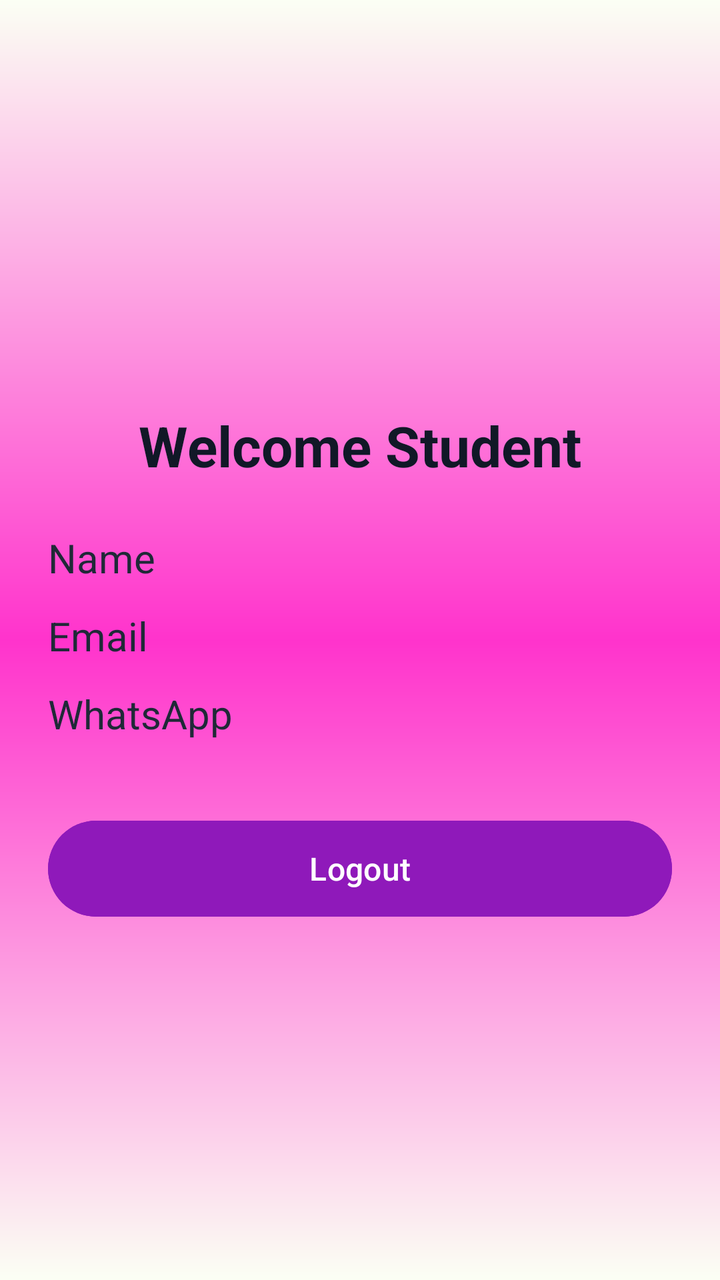
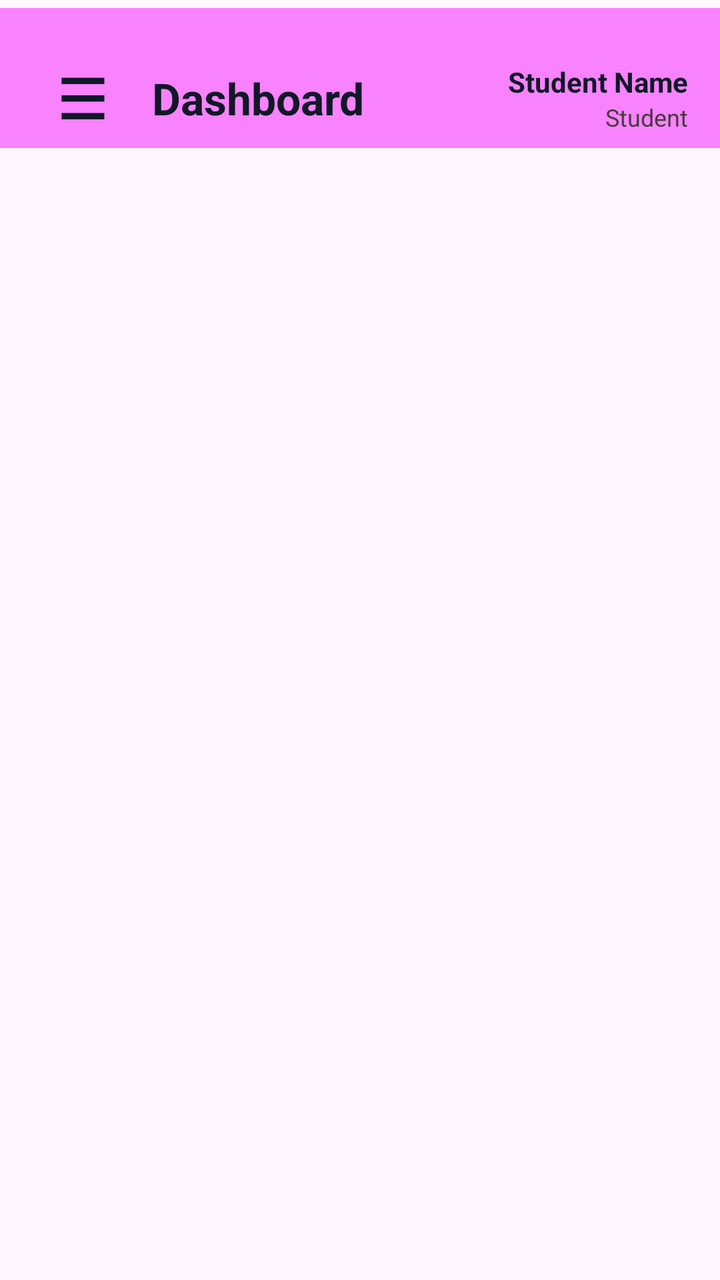

Two renders of the same Android screen: before a commit and after it. Below are the layout's source before the change and the commit's diff.
<!-- AndroidManifest.xml: application theme Theme.Eventora -->
<!-- res/layout/activity_student_home.xml -->
<?xml version="1.0" encoding="utf-8"?>
<LinearLayout xmlns:android="http://schemas.android.com/apk/res/android"
    android:layout_width="match_parent"
    android:layout_height="match_parent"
    android:background="@drawable/welcome_bg"
    android:orientation="vertical"
    android:padding="24dp">
    <TextView
        android:id="@+id/txtWelcome"
        android:layout_width="wrap_content"
        android:layout_height="wrap_content"
        android:text="Welcome Student"
        android:layout_gravity="center_horizontal"
        android:layout_marginTop="180dp"
        android:textColor="#111827"
        android:textSize="28sp"
        android:textStyle="bold" />
    <TextView
        android:id="@+id/txtName"
        android:layout_width="match_parent"
        android:layout_height="wrap_content"
        android:layout_marginTop="24dp"
        android:text="Name"
        android:textColor="#1F2937"
        android:textSize="20sp" />
    <TextView
        android:id="@+id/txtEmail"
        android:layout_width="match_parent"
        android:layout_height="wrap_content"
        android:layout_marginTop="12dp"
        android:text="Email"
        android:textColor="#1F2937"
        android:textSize="20sp" />
    <TextView
        android:id="@+id/txtWhatsapp"
        android:layout_width="match_parent"
        android:layout_height="wrap_content"
        android:layout_marginTop="12dp"
        android:text="WhatsApp"
        android:textColor="#1F2937"
        android:textSize="20sp" />
    <Button
        android:id="@+id/btnLogout"
        android:layout_width="match_parent"
        android:layout_height="56dp"
        android:layout_marginTop="36dp"
        android:backgroundTint="#8F19BA"
        android:text="Logout"
        android:textAllCaps="false"
        android:textSize="16sp" />
</LinearLayout>
<!-- resources referenced by this layout -->
<resources>
  <!-- drawable welcome_bg (drawable) -->
  <?xml version="1.0" encoding="utf-8"?>
  <shape xmlns:android="http://schemas.android.com/apk/res/android">
      <gradient
          android:startColor="#fbfff4"
          android:centerColor="#ff33cc"
          android:endColor="#fbfff4"
          android:angle="35"/>
      <corners android:radius="0dp"/>
  </shape>
  <style name="Theme.Eventora" parent="Base.Theme.Eventora" />
  <style name="Base.Theme.Eventora" parent="Theme.Material3.DayNight.NoActionBar">
          
          
      </style>
</resources>

<!-- the commit's change to res/layout/activity_student_home.xml (unified diff, before → after) -->
@@ -1,51 +1,235 @@
+<?xml version="1.0" encoding="utf-8"?>
+<FrameLayout xmlns:android="http://schemas.android.com/apk/res/android"
+    android:layout_width="match_parent"
+    android:layout_height="match_parent">
+
+    <LinearLayout
+        android:layout_width="match_parent"
+        android:layout_height="match_parent"
+        android:orientation="vertical">
+
+        <include
+            android:id="@+id/topBar"
+            layout="@layout/topbar" />
+
+    </LinearLayout>
+
+    
+    <View
+        android:id="@+id/sidebarOverlay"
+        android:layout_width="match_parent"
+        android:layout_height="match_parent"
+        android:background="#80000000"
+        android:visibility="gone" />
+
+    
+    <include
+        android:id="@+id/studentSidebar"
+        layout="@layout/sidebar"
+        android:layout_width="230dp"
+        android:layout_height="match_parent"
+        android:visibility="gone" />
+
+</FrameLayout>
+<!-- res/layout/topbar.xml (included above) -->
 <?xml version="1.0" encoding="utf-8"?>
 <LinearLayout xmlns:android="http://schemas.android.com/apk/res/android"
+    android:id="@+id/studentTopBar"
     android:layout_width="match_parent"
-    android:layout_height="match_parent"
-    android:background="@drawable/welcome_bg"
-    android:orientation="vertical"
-    android:padding="24dp">
+    android:layout_height="70dp"
+    android:background="#F982FF"
+    android:layout_marginTop="4dp"
+    android:gravity="center_vertical"
+    android:orientation="horizontal"
+    android:paddingStart="16dp"
+    android:paddingEnd="16dp"
+    android:paddingTop="20dp">
     <TextView
-        android:id="@+id/txtWelcome"
+        android:id="@+id/btnToggleMenu"
+        android:layout_width="50dp"
+        android:layout_height="50dp"
+        android:gravity="center"
+        android:text="☰"
+        android:textColor="#111827"
+        android:textSize="28sp"
+        android:textStyle="bold"
+        android:clickable="true"
+        android:focusable="true"
+        android:background="?attr/selectableItemBackgroundBorderless"/>
+    <TextView
+        android:id="@+id/txtPageTitle"
+        android:layout_width="0dp"
+        android:layout_height="wrap_content"
+        android:layout_marginStart="10dp"
+        android:layout_weight="1"
+        android:text="Dashboard"
+        android:textColor="#111827"
+        android:textSize="22sp"
+        android:textStyle="bold" />
+    <LinearLayout
         android:layout_width="wrap_content"
         android:layout_height="wrap_content"
-        android:text="Welcome Student"
-        android:layout_gravity="center_horizontal"
-        android:layout_marginTop="180dp"
-        android:textColor="#111827"
-        android:textSize="28sp"
+        android:gravity="end"
+        android:orientation="vertical">
+        <TextView
+            android:id="@+id/txtTopStudentName"
+            android:layout_width="wrap_content"
+            android:layout_height="wrap_content"
+            android:text="Student Name"
+            android:textColor="#111827"
+            android:textSize="14sp"
+            android:textStyle="bold" />
+        <TextView
+            android:id="@+id/txtTopRole"
+            android:layout_width="wrap_content"
+            android:layout_height="wrap_content"
+            android:text="Student"
+            android:textColor="#433B3B"
+            android:textSize="12sp" />
+    </LinearLayout>
+</LinearLayout>
+<!-- res/layout/sidebar.xml (included above) -->
+<?xml version="1.0" encoding="utf-8"?>
+<LinearLayout xmlns:android="http://schemas.android.com/apk/res/android"
+    android:id="@+id/studentSidebar"
+    android:layout_width="230dp"
+    android:layout_height="match_parent"
+    android:background="#F982FF"
+    android:orientation="vertical"
+    android:padding="18dp">
+    <LinearLayout
+        android:layout_width="match_parent"
+        android:layout_height="wrap_content"
+        android:gravity="center"
+        android:orientation="vertical">
+        <ImageView
+            android:id="@+id/imgProfileIcon"
+            android:layout_width="72dp"
+            android:layout_height="72dp"
+            android:background="@drawable/bg_profile_circle"
+            android:padding="16dp"
+            android:scaleType="fitCenter"
+            android:src="@drawable/dp_icon" />
+        <TextView
+            android:id="@+id/txtSidebarStudentName"
+            android:layout_width="match_parent"
+            android:layout_height="wrap_content"
+            android:layout_marginTop="12dp"
+            android:gravity="center"
+            android:text="Student Name"
+            android:textColor="#FFFFFF"
+            android:textSize="17sp"
+            android:textStyle="bold" />
+        <TextView
+            android:id="@+id/txtSidebarRole"
+            android:layout_width="match_parent"
+            android:layout_height="wrap_content"
+            android:gravity="center"
+            android:text="Student Panel"
+            android:textColor="#3A3D42"
+            android:textSize="13sp" />
+    </LinearLayout>
+    <ScrollView
+        android:layout_width="match_parent"
+        android:layout_height="0dp"
+        android:layout_marginTop="28dp"
+        android:layout_weight="1"
+        android:scrollbars="none">
+        <LinearLayout
+            android:layout_width="match_parent"
+            android:layout_height="wrap_content"
+            android:orientation="vertical">
+            <TextView
+                android:id="@+id/menuDashboard"
+                android:layout_width="match_parent"
+                android:layout_height="46dp"
+                android:background="@drawable/bg_sidebar_menu_active"
+                android:gravity="center_vertical"
+                android:paddingStart="14dp"
+                android:text="Dashboard"
+                android:textColor="#FFFFFF"
+                android:textSize="15sp"
+                android:textStyle="bold" />
+            <TextView
+                android:id="@+id/menuBrowseEvents"
+                android:layout_width="match_parent"
+                android:layout_height="46dp"
+                android:layout_marginTop="8dp"
+                android:gravity="center_vertical"
+                android:paddingStart="14dp"
+                android:text="Browse Events"
+                android:textColor="#FFFFFF"
+                android:textSize="15sp" />
+            <TextView
+                android:id="@+id/menuMyEvents"
+                android:layout_width="match_parent"
+                android:layout_height="46dp"
+                android:layout_marginTop="8dp"
+                android:gravity="center_vertical"
+                android:paddingStart="14dp"
+                android:text="My Events"
+                android:textColor="#FFFFFF"
+                android:textSize="15sp" />
+            <TextView
+                android:id="@+id/menuQrPass"
+                android:layout_width="match_parent"
+                android:layout_height="46dp"
+                android:layout_marginTop="8dp"
+                android:gravity="center_vertical"
+                android:paddingStart="14dp"
+                android:text="My QR Pass"
+                android:textColor="#FFFFFF"
+                android:textSize="15sp" />
+            <TextView
+                android:id="@+id/menuAttendance"
+                android:layout_width="match_parent"
+                android:layout_height="46dp"
+                android:layout_marginTop="8dp"
+                android:gravity="center_vertical"
+                android:paddingStart="14dp"
+                android:text="Attendance"
+                android:textColor="#FFFFFF"
+                android:textSize="15sp" />
+            <TextView
+                android:id="@+id/menuResults"
+                android:layout_width="match_parent"
+                android:layout_height="46dp"
+                android:layout_marginTop="8dp"
+                android:gravity="center_vertical"
+                android:paddingStart="14dp"
+                android:text="Results"
+                android:textColor="#FFFFFF"
+                android:textSize="15sp" />
+            <TextView
+                android:id="@+id/menuCertificates"
+                android:layout_width="match_parent"
+                android:layout_height="46dp"
+                android:layout_marginTop="8dp"
+                android:gravity="center_vertical"
+                android:paddingStart="14dp"
+                android:text="Certificates"
+                android:textColor="#FFFFFF"
+                android:textSize="15sp" />
+            <TextView
+                android:id="@+id/menuProfile"
+                android:layout_width="match_parent"
+                android:layout_height="46dp"
+                android:layout_marginTop="8dp"
+                android:gravity="center_vertical"
+                android:paddingStart="14dp"
+                android:text="My Profile"
+                android:textColor="#FFFFFF"
+                android:textSize="15sp" />
+        </LinearLayout>
+    </ScrollView>
+    <TextView
+        android:id="@+id/menuLogout"
+        android:layout_width="match_parent"
+        android:layout_height="50dp"
+        android:background="@drawable/bg_login_button"
+        android:gravity="center"
+        android:text="Logout"
+        android:textColor="#FFFFFF"
+        android:textSize="15sp"
         android:textStyle="bold" />
-    <TextView
-        android:id="@+id/txtName"
-        android:layout_width="match_parent"
-        android:layout_height="wrap_content"
-        android:layout_marginTop="24dp"
-        android:text="Name"
-        android:textColor="#1F2937"
-        android:textSize="20sp" />
-    <TextView
-        android:id="@+id/txtEmail"
-        android:layout_width="match_parent"
-        android:layout_height="wrap_content"
-        android:layout_marginTop="12dp"
-        android:text="Email"
-        android:textColor="#1F2937"
-        android:textSize="20sp" />
-    <TextView
-        android:id="@+id/txtWhatsapp"
-        android:layout_width="match_parent"
-        android:layout_height="wrap_content"
-        android:layout_marginTop="12dp"
-        android:text="WhatsApp"
-        android:textColor="#1F2937"
-        android:textSize="20sp" />
-    <Button
-        android:id="@+id/btnLogout"
-        android:layout_width="match_parent"
-        android:layout_height="56dp"
-        android:layout_marginTop="36dp"
-        android:backgroundTint="#8F19BA"
-        android:text="Logout"
-        android:textAllCaps="false"
-        android:textSize="16sp" />
 </LinearLayout>
<!-- resource entries referenced after the edit -->
@@ -1,15 +1,31 @@
 <!-- resources referenced by this layout -->
 <resources>
-  <!-- drawable welcome_bg (drawable) -->
+  <!-- drawable bg_login_button (drawable) -->
+  <?xml version="1.0" encoding="utf-8"?>
+  <shape xmlns:android="http://schemas.android.com/apk/res/android"
+      android:shape="rectangle">
+      <solid
+          android:color="#FF7C22FF" />
+      <corners
+          android:radius="11dp"/>
+  
+  </shape>
+  <!-- drawable bg_profile_circle (drawable) -->
+  <?xml version="1.0" encoding="utf-8"?>
+  <shape xmlns:android="http://schemas.android.com/apk/res/android"
+      android:shape="oval">
+      <solid android:color="#EDEFF2" />
+      <stroke
+          android:width="2dp"
+          android:color="#4D5152" />
+  </shape>
+  <!-- drawable bg_sidebar_menu_active (drawable) -->
   <?xml version="1.0" encoding="utf-8"?>
   <shape xmlns:android="http://schemas.android.com/apk/res/android">
-      <gradient
-          android:startColor="#fbfff4"
-          android:centerColor="#ff33cc"
-          android:endColor="#fbfff4"
-          android:angle="35"/>
-      <corners android:radius="0dp"/>
+      <solid android:color="#2563EB" />
+      <corners android:radius="12dp" />
   </shape>
+  <!-- drawable dp_icon: png bitmap (drawable, 31661 bytes) -->
   <style name="Theme.Eventora" parent="Base.Theme.Eventora" />
   <style name="Base.Theme.Eventora" parent="Theme.Material3.DayNight.NoActionBar">
           
